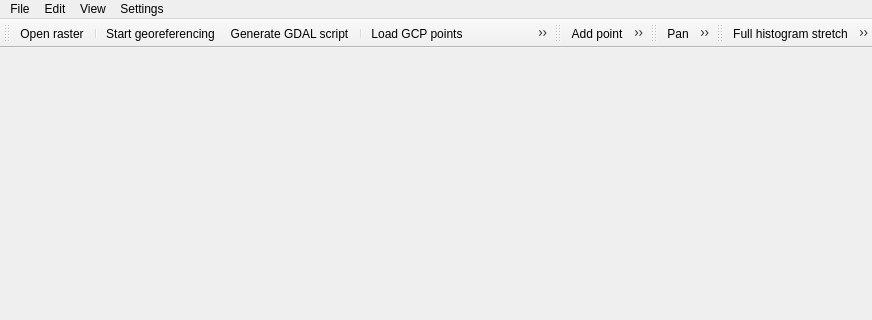
First picture: the form in src/plugins/georeferencer/qgsgeorefpluginguibase.ui, repository qgis/QGIS, before the edit; both pictures show x 0 to 872 and y 0 to 320 of the 872 by 621 pixel window.
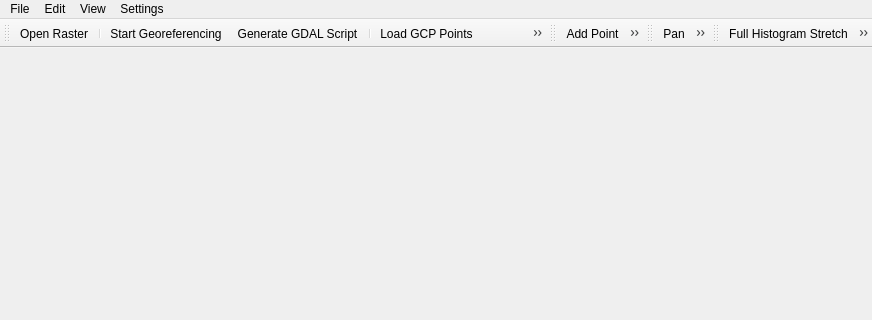
Second picture: the form after the edit.

Diff of the .ui file:
```diff
--- a/src/plugins/georeferencer/qgsgeorefpluginguibase.ui
+++ b/src/plugins/georeferencer/qgsgeorefpluginguibase.ui
@@ -179,7 +179,7 @@
   </widget>
   <action name="mActionOpenRaster">
    <property name="text">
-    <string>Open raster</string>
+    <string>Open Raster...</string>
    </property>
    <property name="statusTip">
     <string>Open raster</string>
@@ -231,7 +231,7 @@
   </action>
   <action name="mActionTransformSettings">
    <property name="text">
-    <string>Transformation settings</string>
+    <string>Transformation Settings...</string>
    </property>
    <property name="statusTip">
     <string>Transformation settings</string>
@@ -239,7 +239,7 @@
   </action>
   <action name="mActionAddPoint">
    <property name="text">
-    <string>Add point</string>
+    <string>Add Point</string>
    </property>
    <property name="statusTip">
     <string>Add point</string>
@@ -250,7 +250,7 @@
   </action>
   <action name="mActionDeletePoint">
    <property name="text">
-    <string>Delete point</string>
+    <string>Delete Point</string>
    </property>
    <property name="statusTip">
     <string>Delete point</string>
@@ -269,7 +269,7 @@
   </action>
   <action name="mActionStartGeoref">
    <property name="text">
-    <string>Start georeferencing</string>
+    <string>Start Georeferencing</string>
    </property>
    <property name="statusTip">
     <string>Start georeferencing</string>
@@ -280,7 +280,7 @@
   </action>
   <action name="mActionGDALScript">
    <property name="text">
-    <string>Generate GDAL script</string>
+    <string>Generate GDAL Script</string>
    </property>
    <property name="statusTip">
     <string>Generate GDAL script</string>
@@ -313,7 +313,7 @@
   </action>
   <action name="mActionSaveGCPpoints">
    <property name="text">
-    <string>Save GCP points as...</string>
+    <string>Save GCP Points as...</string>
    </property>
    <property name="statusTip">
     <string>Save GCP points as...</string>
@@ -324,7 +324,7 @@
   </action>
   <action name="mActionLoadGCPpoints">
    <property name="text">
-    <string>Load GCP points</string>
+    <string>Load GCP Points...</string>
    </property>
    <property name="statusTip">
     <string>Load GCP points</string>
@@ -348,7 +348,7 @@
   </action>
   <action name="mActionMoveGCPPoint">
    <property name="text">
-    <string>Move GCP point</string>
+    <string>Move GCP Point</string>
    </property>
    <property name="statusTip">
     <string>Move GCP point</string>
@@ -366,12 +366,12 @@
   </action>
   <action name="mActionLocalHistogramStretch">
    <property name="text">
-    <string>Local histogram stretch</string>
+    <string>Local Histogram Stretch</string>
    </property>
   </action>
   <action name="mActionFullHistogramStretch">
    <property name="text">
-    <string>Full histogram stretch</string>
+    <string>Full Histogram Stretch</string>
    </property>
   </action>
  </widget>
```
Left out of the diff: 9 changed lines with no effect on the pictures.
